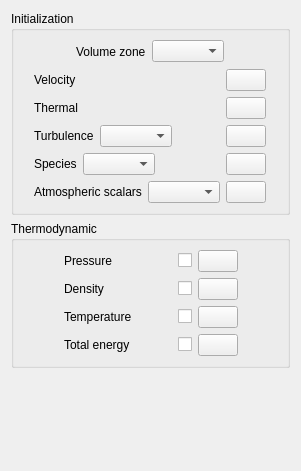
First picture: the form in gui/Pages/InitializationForm.ui, repository code-saturne/code_saturne, before the edit.
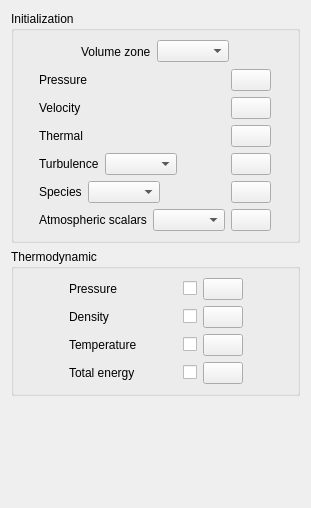
Second picture: the form after the edit. Icons and pictures are not drawn.

Diff of the .ui file:
```diff
--- a/gui/Pages/InitializationForm.ui
+++ b/gui/Pages/InitializationForm.ui
@@ -6,20 +6,33 @@
    <rect>
     <x>0</x>
     <y>0</y>
-    <width>301</width>
-    <height>471</height>
+    <width>311</width>
+    <height>508</height>
    </rect>
   </property>
   <property name="windowTitle">
    <string>Form</string>
   </property>
-  <layout class="QGridLayout" name="gridLayout_3">
-   <item row="0" column="1">
+  <layout class="QGridLayout" name="gridLayout_2">
+   <item row="0" column="0">
     <widget class="QGroupBox" name="groupBoxZone">
      <property name="title">
       <string>Initialization</string>
      </property>
-     <layout class="QGridLayout" name="gridLayout_2">
+     <layout class="QGridLayout" name="gridLayout">
+      <item row="0" column="1">
+       <spacer>
+        <property name="orientation">
+         <enum>Qt::Horizontal</enum>
+        </property>
+        <property name="sizeHint" stdset="0">
+         <size>
+          <width>3</width>
+          <height>17</height>
+         </size>
+        </property>
+       </spacer>
+      </item>
       <item row="0" column="2">
        <layout class="QHBoxLayout" name="horizontalLayout_2">
         <item>
@@ -47,9 +60,63 @@
         </property>
        </spacer>
       </item>
-      <item row="1" column="1" colspan="3">
-       <layout class="QGridLayout" name="gridLayout">
-        <item row="0" column="1">
+      <item row="1" column="0">
+       <spacer name="horizontalSpacer">
+        <property name="orientation">
+         <enum>Qt::Horizontal</enum>
+        </property>
+        <property name="sizeHint" stdset="0">
+         <size>
+          <width>40</width>
+          <height>20</height>
+         </size>
+        </property>
+       </spacer>
+      </item>
+      <item row="1" column="1" rowspan="2" colspan="3">
+       <layout class="QVBoxLayout" name="verticalLayout">
+        <item>
+         <layout class="QHBoxLayout" name="horizontalLayout_5">
+          <item>
+           <widget class="QLabel" name="labelpressure">
+            <property name="text">
+             <string>Pressure</string>
+            </property>
+           </widget>
+          </item>
+          <item>
+           <spacer name="spacer_7">
+            <property name="orientation">
+             <enum>Qt::Horizontal</enum>
+            </property>
+            <property name="sizeHint" stdset="0">
+             <size>
+              <width>13</width>
+              <height>20</height>
+             </size>
+            </property>
+           </spacer>
+          </item>
+          <item>
+           <widget class="QPushButton" name="pushButtonPressure_2">
+            <property name="text">
+             <string/>
+            </property>
+            <property name="icon">
+             <iconset resource="resources_pages.qrc">
+              <normaloff>:/new/prefix1/icons/22x22/edit-find-replace.png</normaloff>:/new/prefix1/icons/22x22/edit-find-replace.png</iconset>
+            </property>
+            <property name="iconSize">
+             <size>
+              <width>22</width>
+              <height>22</height>
+             </size>
+            </property>
+           </widget>
+          </item>
+         </layout>
+        </item>
+        <item>
          <layout class="QHBoxLayout" name="horizontalLayout_3">
           <item>
            <widget class="QLabel" name="labelVelocity">
@@ -90,7 +157,7 @@
           </item>
          </layout>
         </item>
-        <item row="1" column="1">
+        <item>
          <layout class="QHBoxLayout" name="horizontalLayout_4">
           <item>
            <widget class="QLabel" name="labelThermal">
@@ -131,7 +198,7 @@
           </item>
          </layout>
         </item>
-        <item row="2" column="1">
+        <item>
          <layout class="QHBoxLayout" name="horizontalLayout">
           <item>
            <widget class="QLabel" name="labelTurbulence">
@@ -175,7 +242,7 @@
           </item>
          </layout>
         </item>
-        <item row="3" column="1">
+        <item>
          <layout class="QHBoxLayout" name="_2">
           <property name="spacing">
            <number>6</number>
@@ -225,7 +292,7 @@
           </item>
          </layout>
         </item>
-        <item row="4" column="1">
+        <item>
          <layout class="QHBoxLayout" name="_4">
           <property name="spacing">
            <number>6</number>
@@ -277,33 +344,7 @@
         </item>
        </layout>
       </item>
-      <item row="0" column="0">
-       <spacer name="horizontalSpacer">
-        <property name="orientation">
-         <enum>Qt::Horizontal</enum>
-        </property>
-        <property name="sizeHint" stdset="0">
-         <size>
-          <width>40</width>
-          <height>20</height>
-         </size>
-        </property>
-       </spacer>
-      </item>
-      <item row="0" column="1">
-       <spacer>
-        <property name="orientation">
-         <enum>Qt::Horizontal</enum>
-        </property>
-        <property name="sizeHint" stdset="0">
-         <size>
-          <width>3</width>
-          <height>17</height>
-         </size>
-        </property>
-       </spacer>
-      </item>
-      <item row="0" column="4">
+      <item row="2" column="4">
        <spacer name="horizontalSpacer_3">
         <property name="orientation">
          <enum>Qt::Horizontal</enum>
@@ -319,7 +360,7 @@
      </layout>
     </widget>
    </item>
-   <item row="1" column="1">
+   <item row="1" column="0">
     <widget class="QGroupBox" name="groupBoxThermodynamic">
      <property name="title">
       <string>Thermodynamic</string>
@@ -586,7 +627,7 @@
      </layout>
     </widget>
    </item>
-   <item row="2" column="1">
+   <item row="2" column="0">
     <spacer>
      <property name="orientation">
       <enum>Qt::Vertical</enum>
```
